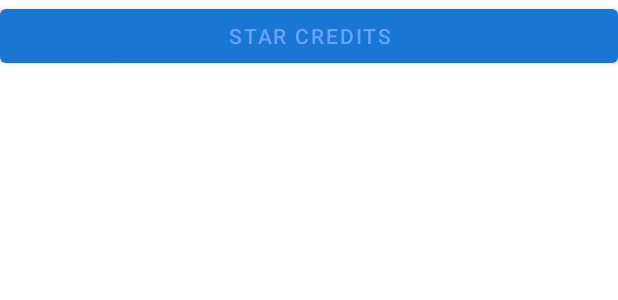
After one commit to DenisFZelaya/PraiveitContacts, an Android app: the layout credits.xml on its own in the app's theme, with its tools: preview values and no code run, on a phone screen of 412 x 824 dp. The commit adds this screen. Shown: the top 300 px of the screen. Run offline under Robolectric (Android 15) with nearby library versions, the phone set to English and light mode, and no system bars.

Commit message:
creditos de pantalla
creditos

```diff
--- a/app/src/main/AndroidManifest.xml
+++ b/app/src/main/AndroidManifest.xml
@@ -9,9 +9,6 @@
         android:roundIcon="@mipmap/ic_launcher_round"
         android:supportsRtl="true"
         android:theme="@style/Theme.PraiveitContacts">
-        <activity
-            android:name=".CreditosActivity"
-            android:exported="false" />
         <activity
             android:name=".RegistroActivity"
             android:exported="false" />
@@ -27,6 +24,9 @@
         <activity
             android:name=".MainActivity"
             android:exported="false" />
+
+        <activity android:name="Credits"/>
+
     </application>
 
 </manifest>
--- /dev/null
+++ b/app/src/main/res/layout/credits.xml
@@ -0,0 +1,15 @@
+<?xml version="1.0" encoding="utf-8"?>
+<LinearLayout xmlns:android="http://schemas.android.com/apk/res/android"
+    android:layout_width="match_parent"
+    android:layout_height="match_parent"
+    android:gravity="center|top"
+    android:orientation="vertical">
+
+    <Button
+        android:id="@+id/button"
+        android:layout_width="match_parent"
+        android:layout_height="wrap_content"
+        android:layout_gravity="bottom"
+        android:text="Star Credits" />
+
+</LinearLayout>
```
Also changed, not shown: app/src/main/java/com/example/praiveitcontacts/CreditosActivity.java (deleted, +0 -14 lines), app/src/main/java/com/example/praiveitcontacts/Credits.java (added, +26 -0 lines), app/src/main/java/com/example/praiveitcontacts/MainActivity.java (+14 -0 lines), app/src/main/res/anim/credits.xml (added, +11 -0 lines), app/src/main/res/layout/activity_creditos.xml (deleted, +0 -9 lines).
